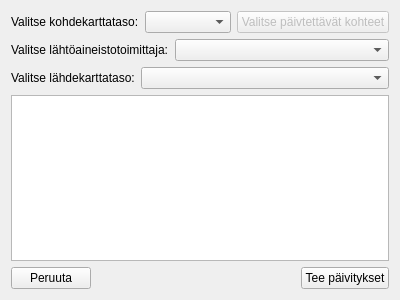
Old version of the form yleiskaava_dialog_add_source_data_links.ui in the repository ernoma/yleiskaava.
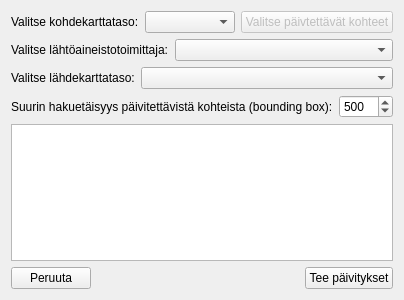
New version of the form.

What changed in the file:
```diff
--- a/yleiskaava_dialog_add_source_data_links.ui
+++ b/yleiskaava_dialog_add_source_data_links.ui
@@ -87,6 +87,36 @@
      </item>
     </layout>
    </item>
+   <item>
+    <layout class="QHBoxLayout" name="horizontalLayout_5">
+     <item>
+      <widget class="QLabel" name="label_4">
+       <property name="text">
+        <string>Suurin hakuetäisyys päivitettävistä kohteista (bounding box):</string>
+       </property>
+      </widget>
+     </item>
+     <item>
+      <widget class="QSpinBox" name="spinBoxMaxSearchDistance">
+       <property name="sizePolicy">
+        <sizepolicy hsizetype="Maximum" vsizetype="Fixed">
+         <horstretch>0</horstretch>
+         <verstretch>0</verstretch>
+        </sizepolicy>
+       </property>
+       <property name="maximum">
+        <number>1000</number>
+       </property>
+       <property name="singleStep">
+        <number>10</number>
+       </property>
+       <property name="value">
+        <number>500</number>
+       </property>
+      </widget>
+     </item>
+    </layout>
+   </item>
    <item>
     <widget class="QTableWidget" name="tableWidgetSourceTargetMatches"/>
    </item>
```
